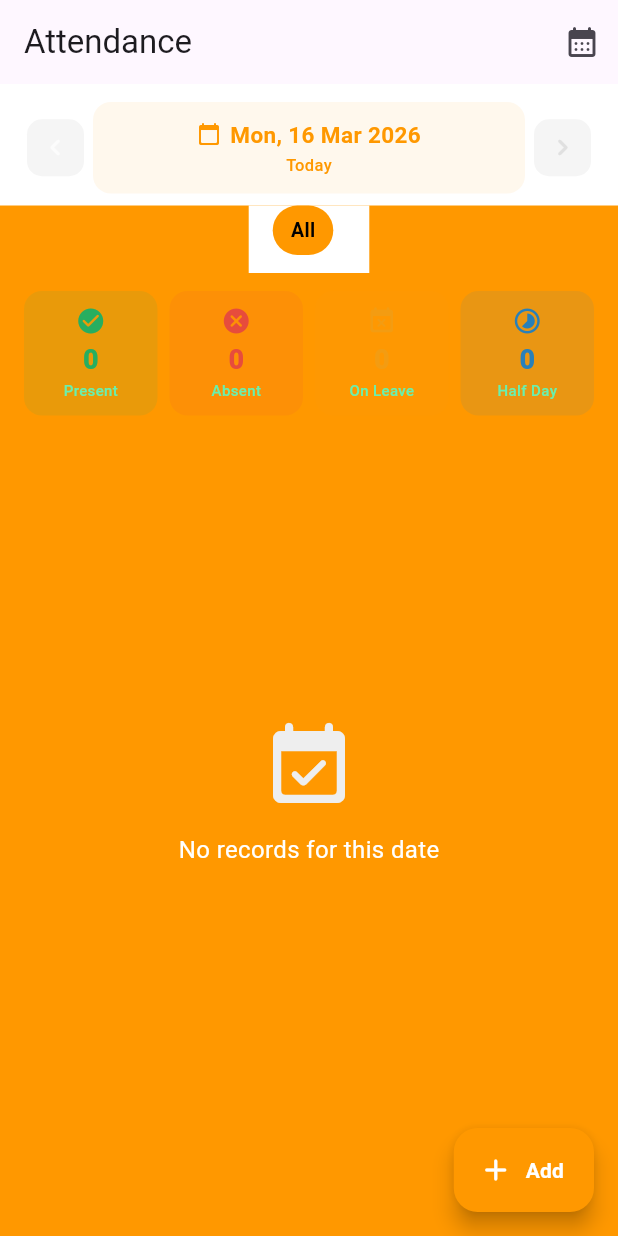
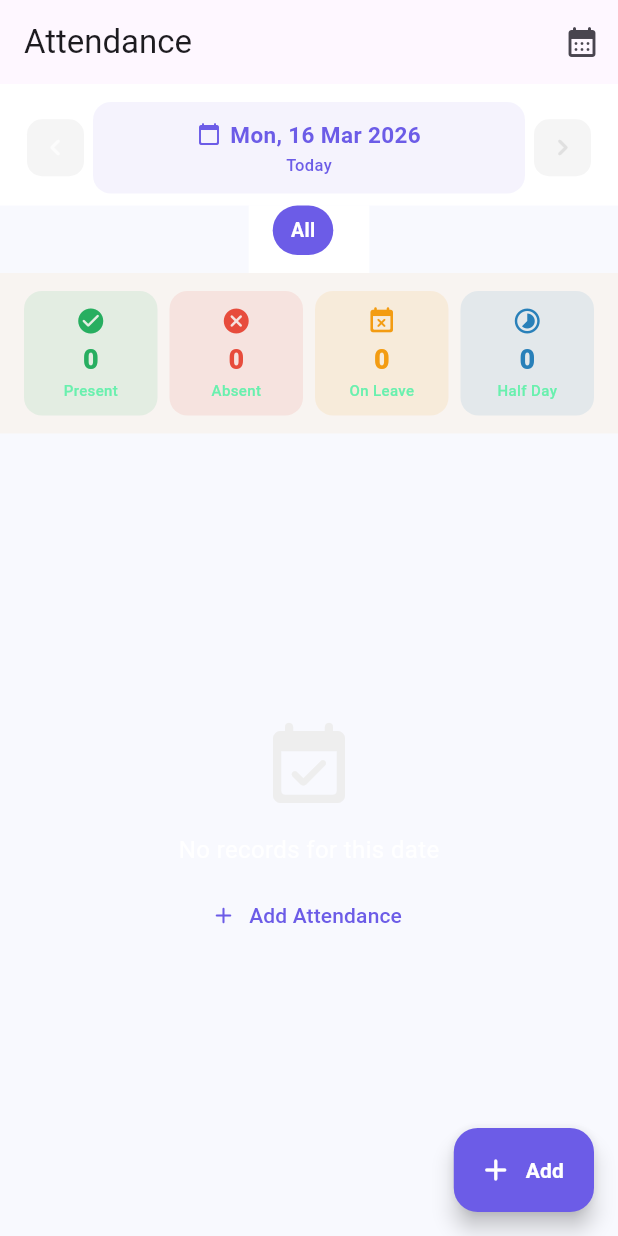
Before and after one commit to Krishnachauhan1/hrms_mobile_app, a Flutter app: the AttendanceView screen opened directly, on a phone screen of 412 x 824 dp. Run offline on Flutter 3.47's test engine with Material 3 defaults, Android fonts, the phone set to English and light mode, and no system bars; our stand-ins replace camera, geolocator, get, shared_preferences; accounts and stored records are empty; network calls fail.

Commit message:
changes at attandance flow hr

```diff
--- a/lib/employee_flow/leaves/leave_controller.dart
+++ b/lib/employee_flow/leaves/leave_controller.dart
@@ -177,8 +177,8 @@
 
     try {
       final dynamic response = await ApiService.get(Apis.leaveApplications);
-      print('leave-applications Api Status is 200....................');
-      print('leave-applications Api Raw is $response');
+      // print('leave-applications Api Status is 200....................');
+      // print('leave-applications Api Raw is $response');
       List<dynamic> rawList = [];
       if (response is List) {
         rawList = response;
--- a/lib/hr_flow/controller/attendance_controller.dart
+++ b/lib/hr_flow/controller/attendance_controller.dart
@@ -196,7 +196,8 @@
     Attendance? existing,
     String? prefilledEmpId,
     DateTime? prefilledDate,
-  }) {
+  })
+  {
     final isEdit = existing != null;
     final formDate = (prefilledDate ?? selectedDate.value).obs;
     final formCheckIn = Rx<TimeOfDay?>(
--- a/lib/hr_flow/screen/attendance_view.dart
+++ b/lib/hr_flow/screen/attendance_view.dart
@@ -1,3 +1,4 @@
+import 'package:employee_app/app_color.dart';
 import 'package:employee_app/hr_flow/controller/attendance_controller.dart';
 import 'package:employee_app/hr_flow/models/attendance_model.dart';
 import 'package:flutter/material.dart';
@@ -9,7 +10,6 @@
   @override
   Widget build(BuildContext context) {
     return Scaffold(
-      backgroundColor: Colors.orange,
       appBar: _buildAppBar(),
       floatingActionButton: _AddFAB(controller: controller),
       body: Obx(
@@ -53,7 +53,7 @@
   Widget build(BuildContext context) {
     return FloatingActionButton.extended(
       onPressed: () => controller.showAddEditDialog(),
-      backgroundColor: Colors.orange,
+      backgroundColor: AppColors.primary,
       foregroundColor: Colors.white,
       icon: const Icon(Icons.add_rounded),
       label: const Text('Add', style: TextStyle(fontWeight: FontWeight.w600)),
@@ -104,7 +104,7 @@
                 child: Container(
                   padding: const EdgeInsets.symmetric(vertical: 11),
                   decoration: BoxDecoration(
-                    color: Colors.orange.withOpacity(0.07),
+                    color: AppColors.primary.withOpacity(0.07),
                     borderRadius: BorderRadius.circular(12),
                   ),
                   child: Column(
@@ -114,7 +114,7 @@
                         children: [
                           const Icon(
                             Icons.calendar_today_rounded,
-                            color: Colors.orange,
+                            color: AppColors.primary,
                             size: 16,
                           ),
                           const SizedBox(width: 6),
@@ -123,7 +123,7 @@
                             style: const TextStyle(
                               fontWeight: FontWeight.w700,
                               fontSize: 15,
-                              color: Colors.orange,
+                              color: AppColors.primary,
                             ),
                           ),
                         ],
@@ -135,7 +135,7 @@
                             'Today',
                             style: TextStyle(
                               fontSize: 11,
-                              color: Colors.orange,
+                              color: AppColors.primary,
                               fontWeight: FontWeight.w500,
                             ),
                           ),
@@ -186,7 +186,7 @@
       lastDate: DateTime.now(),
       builder: (context, child) => Theme(
         data: Theme.of(context).copyWith(
-          colorScheme: const ColorScheme.light(primary: Colors.orange),
+          colorScheme: const ColorScheme.light(primary: AppColors.primary),
         ),
         child: child!,
       ),
@@ -226,7 +226,7 @@
   }
 }
 
-// ─── Employee Filter Bar ──────────────────────────────────────
+// ─── Employee Filter Bar ─────────────────
 class _EmployeeFilterBar extends StatelessWidget {
   final AttendanceController controller;
   const _EmployeeFilterBar({required this.controller});
@@ -244,6 +244,7 @@
               // "All" chip
               _EmpChip(
                 label: 'All',
+
                 isSelected: controller.selectedEmployeeId.value.isEmpty,
                 onTap: () => controller.setEmployeeFilter(''),
               ),
@@ -287,7 +288,7 @@
         duration: const Duration(milliseconds: 180),
         padding: const EdgeInsets.symmetric(horizontal: 12, vertical: 7),
         decoration: BoxDecoration(
-          color: isSelected ? Colors.orange : Colors.grey.shade100,
+          color: isSelected ? AppColors.primary : Colors.grey.shade100,
           borderRadius: BorderRadius.circular(20),
         ),
         child: Row(
@@ -300,7 +301,7 @@
                 decoration: BoxDecoration(
                   color: isSelected
                       ? Colors.white.withOpacity(0.3)
-                      : Colors.orange.withOpacity(0.15),
+                      : AppColors.primary.withOpacity(0.15),
                   shape: BoxShape.circle,
                 ),
                 child: Center(
@@ -309,7 +310,7 @@
                     style: TextStyle(
                       fontSize: 10,
                       fontWeight: FontWeight.bold,
-                      color: isSelected ? Colors.white : Colors.orange,
+                      color: isSelected ? Colors.white : AppColors.primary,
                     ),
                   ),
                 ),
@@ -319,7 +320,7 @@
             Text(
               label,
               style: TextStyle(
-                color: isSelected ? Colors.black : Colors.white70,
+                color: Colors.white,
                 fontWeight: isSelected ? FontWeight.w600 : FontWeight.normal,
                 fontSize: 13,
               ),
@@ -331,7 +332,6 @@
   }
 }
 
-// ─── Stats Row ─────────────────────────────────────────────────
 class _StatsRow extends StatelessWidget {
   final AttendanceController controller;
   const _StatsRow({required this.controller});
@@ -423,7 +423,7 @@
   }
 }
 
-// ─── Attendance List ──────────────────────────────────────────
+// ─── Attendance List ─────────────────────────
 class _AttendanceList extends StatelessWidget {
   final AttendanceController controller;
   const _AttendanceList({required this.controller});
@@ -454,7 +454,7 @@
                 onPressed: () => controller.showAddEditDialog(),
                 icon: const Icon(Icons.add_rounded),
                 label: const Text('Add Attendance'),
-                style: TextButton.styleFrom(foregroundColor: Colors.orange),
+                style: TextButton.styleFrom(foregroundColor: AppColors.primary),
               ),
             ],
           ),
@@ -598,14 +598,14 @@
                                 vertical: 3,
                               ),
                               decoration: BoxDecoration(
-                                color: Colors.orange.withOpacity(0.1),
+                                color: AppColors.primary.withOpacity(0.1),
                                 borderRadius: BorderRadius.circular(10),
                               ),
                               child: Text(
                                 record.workingHours,
                                 style: const TextStyle(
                                   fontSize: 11,
-                                  color: Colors.orange,
+                                  color: AppColors.primary,
                                   fontWeight: FontWeight.w700,
                                 ),
                               ),
@@ -642,13 +642,13 @@
                   child: Container(
                     padding: const EdgeInsets.all(7),
                     decoration: BoxDecoration(
-                      color: Colors.orange.withOpacity(0.1),
+                      color: AppColors.primary.withOpacity(0.1),
                       borderRadius: BorderRadius.circular(8),
                     ),
                     child: const Icon(
                       Icons.edit_rounded,
                       size: 16,
-                      color: Colors.orange,
+                      color: AppColors.primary,
                     ),
                   ),
                 ),
@@ -671,7 +671,7 @@
                     child: const Icon(
                       Icons.history_rounded,
                       size: 16,
-                      color: Colors.orangeAccent,
+                      color: AppColors.primary,
                     ),
                   ),
                 ),
@@ -732,7 +732,7 @@
   }
 }
 
-// ─── CALENDAR VIEW ────────────────────────────────────────────
+// ─── CALENDAR VIEW ───────────────────────────
 class _CalendarView extends StatefulWidget {
   final AttendanceController controller;
   const _CalendarView({required this.controller});
@@ -814,7 +814,7 @@
                           vertical: 10,
                         ),
                         decoration: BoxDecoration(
-                          color: isSel ? Colors.orange : Colors.transparent,
+                          color: isSel ? AppColors.primary : Colors.transparent,
                           borderRadius: BorderRadius.circular(10),
                         ),
                         child: Row(
@@ -823,13 +823,13 @@
                               radius: 12,
                               backgroundColor: isSel
                                   ? Colors.white.withOpacity(0.3)
-                                  : Colors.orange.withOpacity(0.12),
+                                  : AppColors.primary.withOpacity(0.12),
                               child: Text(
                                 emp.name[0],
                                 style: TextStyle(
                                   fontSize: 11,
                                   fontWeight: FontWeight.bold,
-                                  color: isSel ? Colors.white : Colors.orange,
+                                  color: isSel ? Colors.white : AppColors.primary,
                                 ),
                               ),
                             ),
@@ -1024,7 +1024,7 @@
   }
 }
 
-// ─── Calendar Grid ─────────────────────────────────────────────
+// ─── Calendar Grid ──────────────────────────
 class _CalendarGrid extends StatelessWidget {
   final int year;
   final int month;
@@ -1078,7 +1078,7 @@
                     margin: const EdgeInsets.all(2),
                     decoration: BoxDecoration(
                       color: isToday
-                          ? Colors.orange
+                          ? AppColors.primary
                           : color?.withOpacity(0.15) ?? Colors.transparent,
                       borderRadius: BorderRadius.circular(10),
                       border: isToday
```
Also changed, not shown: lib/authentication/auth_controller.dart (+6 -5 lines), 6 other files.
